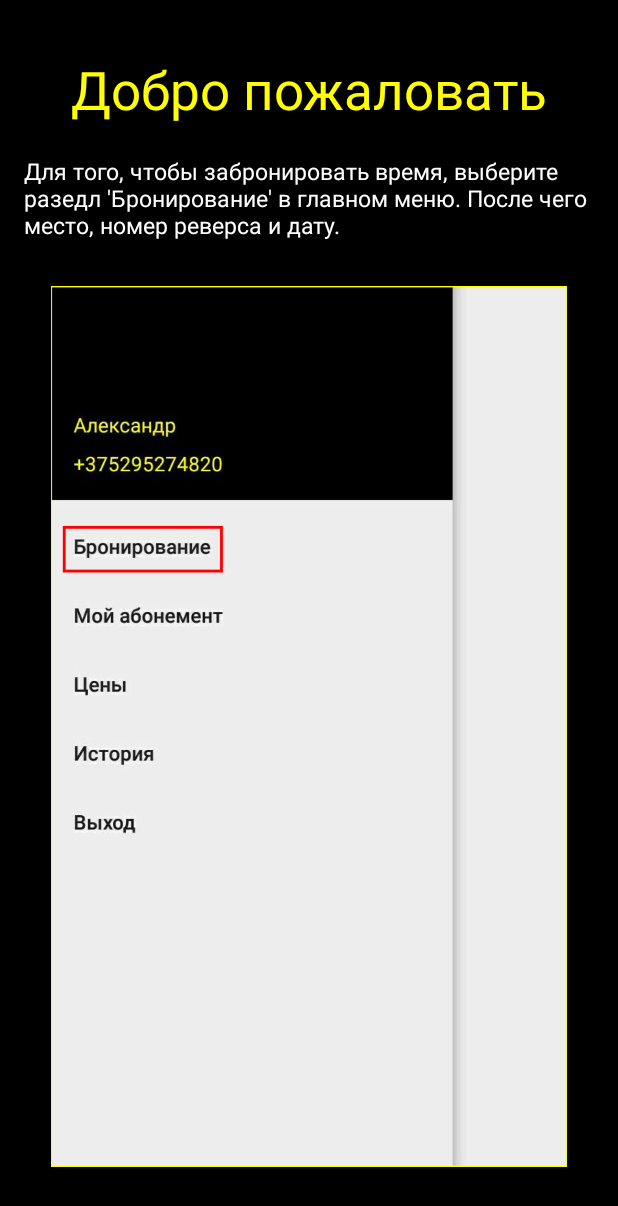
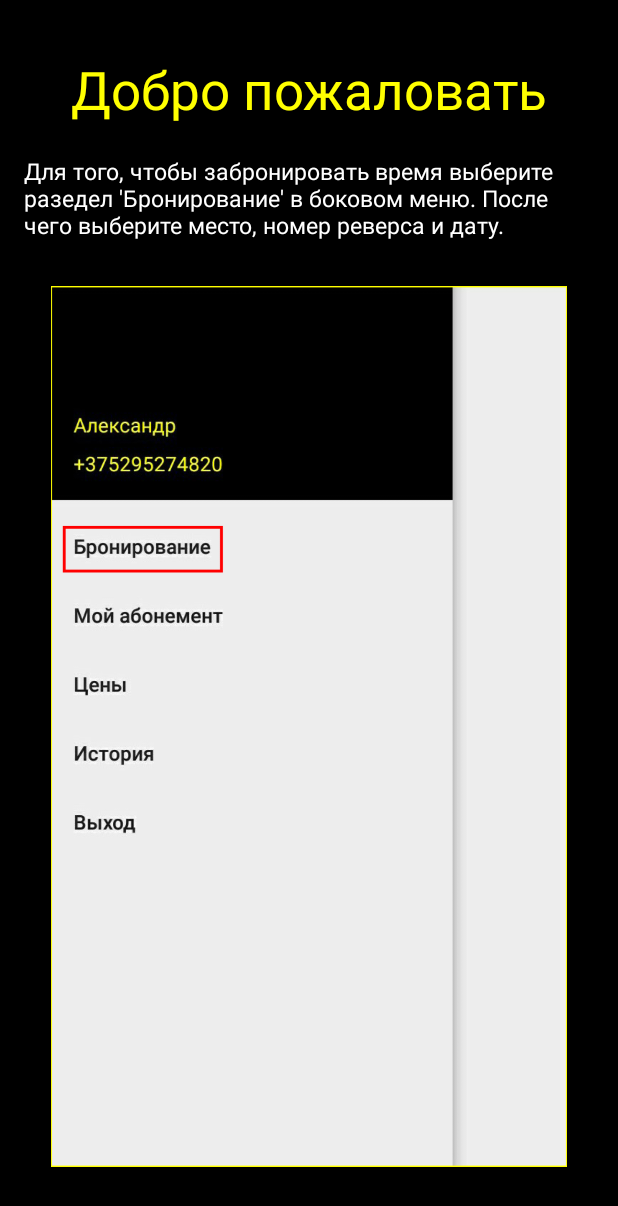
Before and after one commit to PcheLL/WakeparkBY_Client, an Android app: the layout onboarding_screen1.xml on its own in the app's theme, with its tools: preview values and no code run, on a phone screen of 412 x 824 dp. Shown: the top 1206 px of the screen. Run offline under Robolectric (Android 15) with nearby library versions, the phone set to English and light mode, and no system bars.

Commit message:
Version 0.5 (add Onboarding)

```diff
--- a/app/src/main/res/layout/onboarding_screen1.xml
+++ b/app/src/main/res/layout/onboarding_screen1.xml
@@ -22,8 +22,8 @@
         android:textSize="15sp"
         android:layout_marginTop="20dp"
         android:textColor="#ffffff"
-        android:text="Для того, чтобы забронировать время, выберите
-разедл 'Бронирование' в главном меню. После чего место, номер реверса и дату."
+        android:text="Для того, чтобы забронировать время выберите
+разедел 'Бронирование' в боковом меню. После чего выберите место, номер реверса и дату."
         />
     <ImageView
         android:layout_marginTop="30dp"
```
